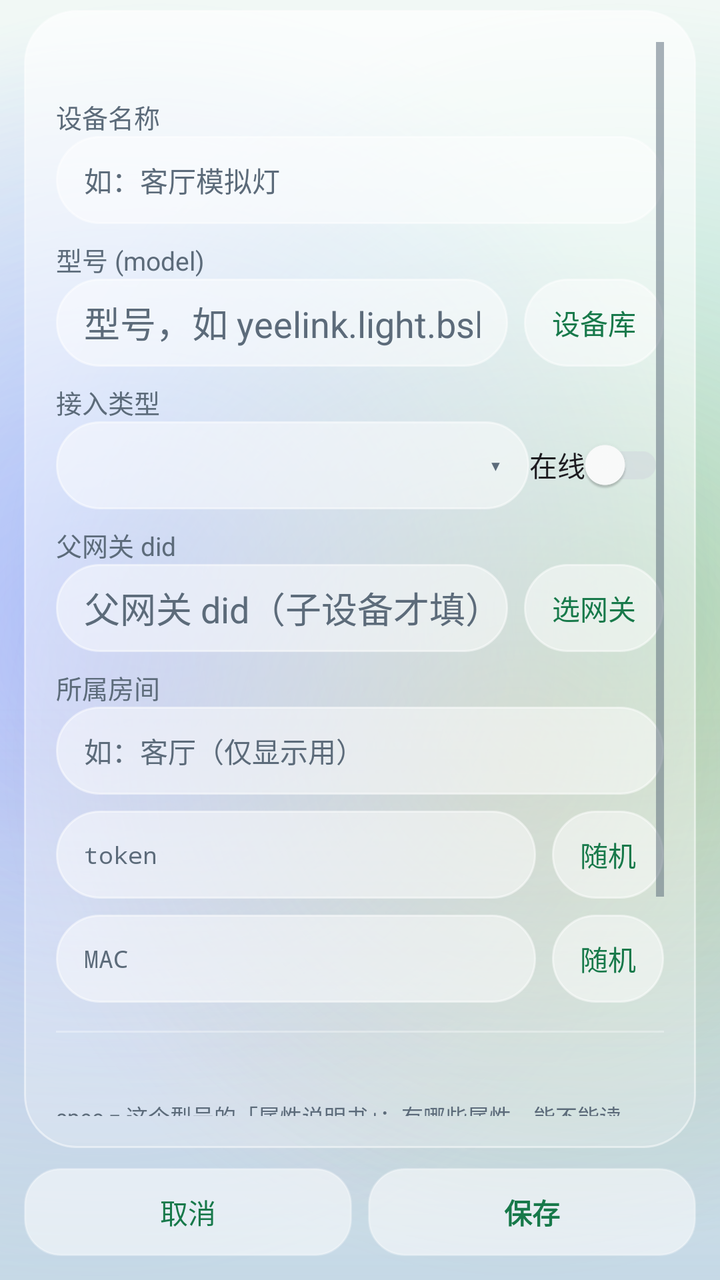
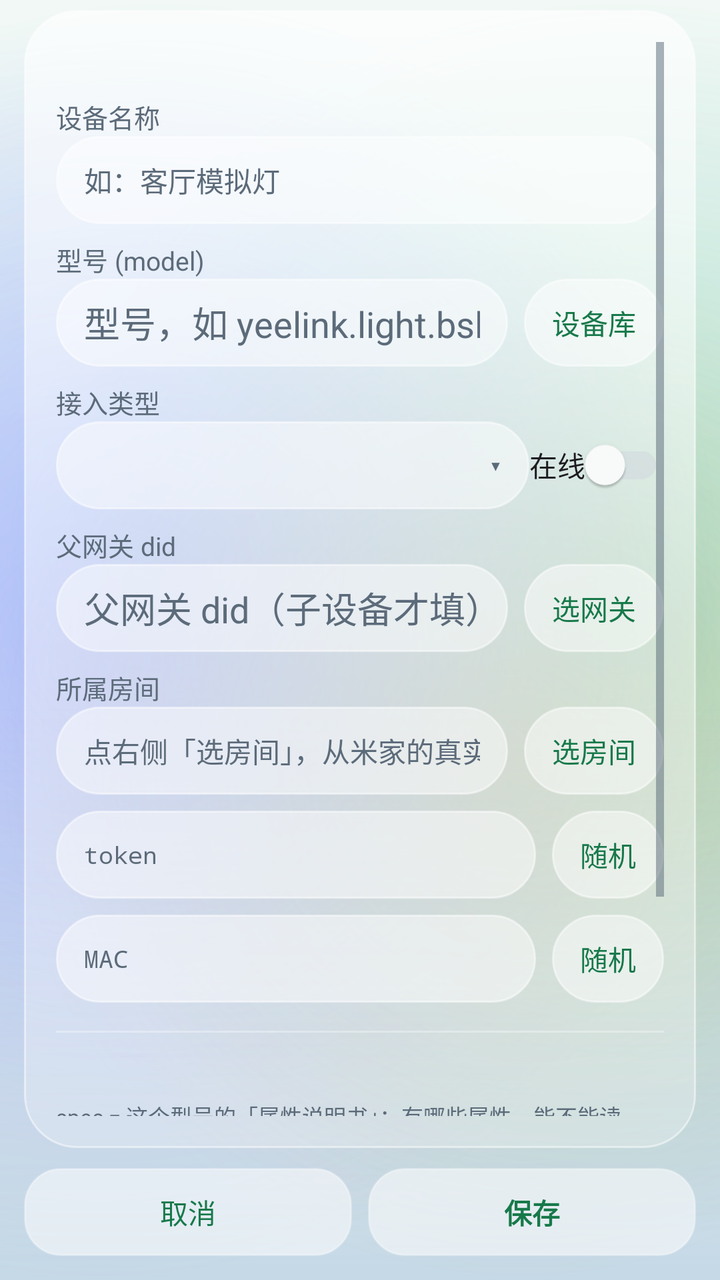

Two renders of the same Android screen: before a commit and after it. Below are the layout's source before the change and the commit's diff.
<!-- AndroidManifest.xml: application theme Theme.MijiaSim -->
<!-- res/layout/activity_device_edit.xml -->
<?xml version="1.0" encoding="utf-8"?>
<LinearLayout xmlns:android="http://schemas.android.com/apk/res/android"
    android:layout_width="match_parent"
    android:layout_height="match_parent"
    android:orientation="vertical">

    
    <LinearLayout
        android:layout_width="match_parent"
        android:layout_height="0dp"
        android:layout_marginStart="12dp"
        android:layout_marginTop="5dp"
        android:layout_marginEnd="12dp"
        android:layout_marginBottom="0dp"
        android:layout_weight="1"
        android:background="@drawable/bg_glass_card_faint"
        android:orientation="vertical"
        android:padding="16dp">

        <ScrollView
            android:layout_width="match_parent"
            android:layout_height="match_parent"
            android:fillViewport="true"
            android:scrollbars="vertical">

            <LinearLayout
                android:layout_width="match_parent"
                android:layout_height="wrap_content"
                android:orientation="vertical">

            <TextView
                android:id="@+id/edit_did"
                android:layout_width="match_parent"
                android:layout_height="wrap_content"
                android:fontFamily="monospace"
                android:textColor="@color/ink_muted"
                android:textSize="13sp" />

            <TextView
                android:layout_width="match_parent"
                android:layout_height="wrap_content"
                android:paddingTop="10dp"
                android:text="@string/label_name"
                android:textColor="@color/ink_muted"
                android:textSize="13sp" />

            <EditText
                android:id="@+id/input_name"
                android:layout_width="match_parent"
                android:layout_height="44dp"
                android:background="@drawable/bg_glass_pill_input"
                android:gravity="center_vertical"
                android:hint="@string/hint_name"
                android:inputType="text"
                android:maxLines="1"
                android:paddingLeft="14dp"
                android:paddingRight="14dp"
                android:textColor="@color/ink"
                android:textColorHint="@color/ink_muted"
                android:textSize="14sp" />

            <TextView
                android:layout_width="match_parent"
                android:layout_height="wrap_content"
                android:paddingTop="8dp"
                android:text="@string/label_model"
                android:textColor="@color/ink_muted"
                android:textSize="13sp" />

            <LinearLayout
                android:layout_width="match_parent"
                android:layout_height="wrap_content"
                android:gravity="center_vertical"
                android:orientation="horizontal">

                <EditText
                    android:id="@+id/input_model"
                    android:layout_width="0dp"
                    android:layout_height="44dp"
                    android:layout_weight="1"
                    android:background="@drawable/bg_glass_pill_input"
                    android:gravity="center_vertical"
                    android:hint="@string/hint_model"
                    android:inputType="text"
                    android:maxLines="1"
                    android:minHeight="44dp"
                    android:paddingLeft="14dp"
                    android:paddingRight="14dp"
                    android:textColor="@color/ink"
                    android:textColorHint="@color/ink_muted" />

                <Button
                    android:id="@+id/btn_pick_model"
                    style="@style/Widget.MijiaSim.Button.Pill"
                    android:layout_width="wrap_content"
                    android:layout_height="44dp"
                    android:textSize="14sp"
                    android:layout_marginStart="8dp"
                    android:text="@string/action_pick_model" />
            </LinearLayout>

            <TextView
                android:layout_width="match_parent"
                android:layout_height="wrap_content"
                android:paddingTop="8dp"
                android:text="@string/label_type"
                android:textColor="@color/ink_muted"
                android:textSize="13sp" />

            <LinearLayout
                android:layout_width="match_parent"
                android:layout_height="wrap_content"
                android:gravity="center_vertical"
                android:orientation="horizontal">

                
                <FrameLayout
                    android:layout_width="0dp"
                    android:layout_height="44dp"
                    android:layout_weight="1"
                    android:background="@drawable/bg_glass_pill_input">

                    <Spinner
                        android:id="@+id/spinner_type"
                        android:layout_width="match_parent"
                        android:layout_height="44dp"
                        android:background="@null"
                        android:paddingStart="16dp"
                        android:paddingEnd="34dp" />

                    <TextView
                        android:layout_width="34dp"
                        android:layout_height="44dp"
                        android:layout_gravity="end"
                        android:gravity="center"
                        android:text="@string/status_arrow_open"
                        android:textColor="@color/ink_muted"
                        android:textSize="14sp" />
                </FrameLayout>

                <androidx.appcompat.widget.SwitchCompat
                    android:id="@+id/switch_online"
                    android:layout_width="wrap_content"
                    android:layout_height="wrap_content"
                    android:text="@string/label_online" />
            </LinearLayout>

            <TextView
                android:id="@+id/label_parent_row"
                android:layout_width="match_parent"
                android:layout_height="wrap_content"
                android:paddingTop="8dp"
                android:text="@string/label_parent_gateway"
                android:textColor="@color/ink_muted"
                android:textSize="13sp" />

            <LinearLayout
                android:id="@+id/parent_row"
                android:layout_width="match_parent"
                android:layout_height="wrap_content"
                android:gravity="center_vertical"
                android:orientation="horizontal">

                <EditText
                    android:id="@+id/input_parent_did"
                    android:layout_width="0dp"
                    android:layout_height="44dp"
                    android:layout_weight="1"
                    android:background="@drawable/bg_glass_pill_input"
                    android:gravity="center_vertical"
                    android:hint="@string/hint_parent_did"
                    android:inputType="number"
                    android:maxLines="1"
                    android:minHeight="44dp"
                    android:paddingLeft="14dp"
                    android:paddingRight="14dp"
                    android:textColor="@color/ink"
                    android:textColorHint="@color/ink_muted" />

                <Button
                    android:id="@+id/btn_pick_parent"
                    style="@style/Widget.MijiaSim.Button.Pill"
                    android:layout_width="wrap_content"
                    android:layout_height="44dp"
                    android:textSize="14sp"
                    android:layout_marginStart="8dp"
                    android:text="@string/action_pick_gateway" />
            </LinearLayout>

            <TextView
                android:layout_width="match_parent"
                android:layout_height="wrap_content"
                android:paddingTop="8dp"
                android:text="@string/label_room"
                android:textColor="@color/ink_muted"
                android:textSize="13sp" />

            <EditText
                android:id="@+id/input_room"
                android:layout_width="match_parent"
                android:layout_height="44dp"
                android:background="@drawable/bg_glass_pill_input"
                android:gravity="center_vertical"
                android:hint="@string/hint_room"
                android:inputType="text"
                android:maxLines="1"
                android:paddingLeft="14dp"
                android:paddingRight="14dp"
                android:textColor="@color/ink"
                android:textColorHint="@color/ink_muted"
                android:textSize="14sp" />

            <LinearLayout
                android:layout_width="match_parent"
                android:layout_height="wrap_content"
                android:gravity="center_vertical"
                android:orientation="horizontal"
                android:paddingTop="8dp">

                <EditText
                    android:id="@+id/input_token"
                    android:layout_width="0dp"
                    android:layout_height="44dp"
                    android:layout_weight="1"
                    android:background="@drawable/bg_glass_pill_input"
                    android:gravity="center_vertical"
                    android:fontFamily="monospace"
                    android:hint="@string/label_token"
                    android:inputType="textCapCharacters"
                    android:maxLines="1"
                    android:minHeight="44dp"
                    android:paddingLeft="14dp"
                    android:paddingRight="14dp"
                    android:textColor="@color/ink"
                    android:textColorHint="@color/ink_muted"
                    android:textSize="12sp" />

                <Button
                    android:id="@+id/btn_token"
                    style="@style/Widget.MijiaSim.Button.Pill"
                    android:layout_width="wrap_content"
                    android:layout_height="44dp"
                    android:textSize="14sp"
                    android:layout_marginStart="8dp"
                    android:text="@string/action_random" />
            </LinearLayout>

            <LinearLayout
                android:layout_width="match_parent"
                android:layout_height="wrap_content"
                android:gravity="center_vertical"
                android:orientation="horizontal"
                android:paddingTop="8dp">

                <EditText
                    android:id="@+id/input_mac"
                    android:layout_width="0dp"
                    android:layout_height="44dp"
                    android:layout_weight="1"
                    android:background="@drawable/bg_glass_pill_input"
                    android:gravity="center_vertical"
                    android:fontFamily="monospace"
                    android:hint="@string/label_mac"
                    android:inputType="textCapCharacters"
                    android:maxLines="1"
                    android:minHeight="44dp"
                    android:paddingLeft="14dp"
                    android:paddingRight="14dp"
                    android:textColor="@color/ink"
                    android:textColorHint="@color/ink_muted"
                    android:textSize="12sp" />

                <Button
                    android:id="@+id/btn_mac"
                    style="@style/Widget.MijiaSim.Button.Pill"
                    android:layout_width="wrap_content"
                    android:layout_height="44dp"
                    android:textSize="14sp"
                    android:layout_marginStart="8dp"
                    android:text="@string/action_random" />
            </LinearLayout>

            <View
                android:layout_width="match_parent"
                android:layout_height="1dp"
                android:layout_marginTop="14dp"
                android:layout_marginBottom="14dp"
                android:background="@color/glass_stroke_soft" />

            <TextView
                android:id="@+id/spec_summary"
                android:layout_width="match_parent"
                android:layout_height="wrap_content"
                android:textColor="@color/ink"
                android:textSize="13sp" />

            
            <TextView
                android:layout_width="match_parent"
                android:layout_height="wrap_content"
                android:paddingTop="2dp"
                android:text="@string/hint_spec_what"
                android:textColor="@color/ink_muted"
                android:textSize="11sp" />

            <LinearLayout
                android:layout_width="match_parent"
                android:layout_height="wrap_content"
                android:layout_marginTop="4dp"
                android:gravity="center_vertical"
                android:orientation="horizontal">

                <Button
                    android:id="@+id/btn_fetch_spec"
                    style="@style/Widget.MijiaSim.Button.Pill"
                    android:layout_width="wrap_content"
                    android:layout_height="44dp"
                    android:textSize="14sp"
                    android:text="@string/action_fetch_spec_online" />

                <Button
                    android:id="@+id/btn_reset_state"
                    style="@style/Widget.MijiaSim.Button.Pill"
                    android:layout_width="wrap_content"
                    android:layout_height="44dp"
                    android:textSize="14sp"
                    android:layout_marginStart="8dp"
                    android:text="@string/action_reset_state" />
            </LinearLayout>

            <TextView
                android:layout_width="match_parent"
                android:layout_height="wrap_content"
                android:paddingTop="12dp"
                android:text="@string/label_props"
                android:textColor="@color/ink"
                android:textSize="15sp"
                android:textStyle="bold" />

            <LinearLayout
                android:id="@+id/prop_container"
                android:layout_width="match_parent"
                android:layout_height="wrap_content"
                android:orientation="vertical" />

            </LinearLayout>
        </ScrollView>
    </LinearLayout>

    
    <LinearLayout
        android:id="@+id/bottom_action_bar"
        android:layout_width="match_parent"
        android:layout_height="wrap_content"
        android:gravity="center_vertical"
        android:orientation="horizontal"
        android:paddingStart="12dp"
        android:paddingTop="10dp"
        android:paddingEnd="12dp"
        android:paddingBottom="12dp">

        
        <Button
            android:id="@+id/btn_cancel"
            style="@style/Widget.MijiaSim.Button.Pill"
            android:layout_width="0dp"
            android:layout_height="44dp"
            android:layout_weight="1"
            android:background="@drawable/bg_glass_input_button"
            android:text="@string/action_cancel"
            android:textSize="14sp" />

        <Button
            android:id="@+id/btn_save"
            style="@style/Widget.MijiaSim.Button.Primary"
            android:layout_width="0dp"
            android:layout_height="44dp"
            android:layout_marginStart="8dp"
            android:layout_weight="1"
            android:background="@drawable/bg_glass_input_button"
            android:text="@string/action_save"
            android:textSize="14sp" />
    </LinearLayout>
</LinearLayout>
<!-- resources referenced by this layout -->
<resources>
  <color name="glass_stroke_soft">#4DFFFFFF</color>
  <color name="ink">#FF1B1F24</color>
  <color name="ink_muted">#FF5C6B7A</color>
  <string name="action_cancel">取消</string>
  <string name="action_fetch_spec_online">在线取 spec</string>
  <string name="action_pick_gateway">选网关</string>
  <string name="action_pick_model">设备库</string>
  <string name="action_random">随机</string>
  <string name="action_reset_state">重置实时状态</string>
  <string name="action_save">保存</string>
  <string name="hint_model">型号，如 yeelink.light.bslamp2</string>
  <string name="hint_name">如：客厅模拟灯</string>
  <string name="hint_parent_did">父网关 did（子设备才填）</string>
  <string name="hint_room">如：客厅（仅显示用）</string>
  <string name="hint_spec_what">spec = 这个型号的「属性说明书」：有哪些属性、能不能读写、取值范围、每个枚举值什么意思。
          面板和下面的属性初值都照它来；属性名显示成「中文(英文)」，官方没给中文的才只留英文。</string>
  <string name="label_mac">MAC</string>
  <string name="label_model">型号 (model)</string>
  <string name="label_name">设备名称</string>
  <string name="label_online">在线</string>
  <string name="label_parent_gateway">父网关 did</string>
  <string name="label_props">属性初值</string>
  <string name="label_room">所属房间</string>
  <string name="label_token">token</string>
  <string name="label_type">接入类型</string>
  <string name="status_arrow_open">▾</string>
  <style name="Widget.MijiaSim.Button.Primary" parent="Widget.MijiaSim.Button.Pill">
          <item name="android:textStyle">bold</item>
      </style>
  <color name="glass_card_faint_bottom">#3DFFFFFF</color>
  <color name="glass_card_faint_top">#A6FFFFFF</color>
  <color name="glass_stroke">#80FFFFFF</color>
  <color name="pill_pressed">#B3FFFFFF</color>
  <color name="pill_disabled">#40FFFFFF</color>
  <color name="glass_input_fill">#8CFFFFFF</color>
  <color name="pill_fill">#80FFFFFF</color>
  <color name="accent">#FF2bb673</color>
  <color name="accent_deep">#FF17794A</color>
  <color name="liquid_sky">#FFD8E7F2</color>
  <style name="ThemeOverlay.MijiaSim.ActionBar" parent="ThemeOverlay.AppCompat.Light">
          <item name="colorControlNormal">@color/ink</item>
          <item name="android:textColorPrimary">@color/ink</item>
      </style>
  <style name="Widget.MijiaSim.PopupMenu.Overflow" parent="Widget.AppCompat.PopupMenu.Overflow">
          <item name="android:popupBackground">@drawable/bg_glass_popup</item>
          <item name="android:popupElevation">10dp</item>
          <item name="overlapAnchor">false</item>
          <item name="android:dropDownVerticalOffset">6dp</item>
      </style>
  <style name="Widget.MijiaSim.PopupMenu" parent="Widget.AppCompat.PopupMenu">
          <item name="android:popupBackground">@drawable/bg_glass_popup</item>
          <item name="android:popupElevation">10dp</item>
      </style>
  <style name="TextAppearance.MijiaSim.PopupMenuItem" parent="TextAppearance.AppCompat.Widget.PopupMenu.Large">
          <item name="android:textColor">@color/ink</item>
          <item name="android:textSize">14sp</item>
      </style>
  <style name="Widget.MijiaSim.Switch" parent="Widget.AppCompat.CompoundButton.Switch">
          <item name="trackTint">@color/switch_track</item>
          <item name="thumbTint">@color/switch_thumb</item>
      </style>
  <style name="TextAppearance.MijiaSim.ActionBar.Title" parent="TextAppearance.AppCompat.Widget.ActionBar.Title">
          <item name="android:textColor">@color/ink</item>
          <item name="android:textSize">20sp</item>
          <item name="android:textStyle">bold</item>
          <item name="android:letterSpacing">0.01</item>
      </style>
  <style name="TextAppearance.MijiaSim.ActionBar.Subtitle" parent="TextAppearance.AppCompat.Widget.ActionBar.Subtitle">
          <item name="android:textColor">@color/ink_muted</item>
      </style>
  <color name="dialog_fill">#F7FFFFFF</color>
  <color name="popup_bottom">#FFF6FAFF</color>
  <color name="popup_top">#FFFFFFFF</color>
  <color name="glass_divider">#14000000</color>
  <!-- unchanged entries left out for length: 11 -->
</resources>

<!-- the commit's change to res/layout/activity_device_edit.xml (unified diff, before → after) -->
@@ -195,20 +195,38 @@
                 android:textColor="@color/ink_muted"
                 android:textSize="13sp" />
 
-            <EditText
-                android:id="@+id/input_room"
-                android:layout_width="match_parent"
-                android:layout_height="44dp"
-                android:background="@drawable/bg_glass_pill_input"
-                android:gravity="center_vertical"
-                android:hint="@string/hint_room"
-                android:inputType="text"
-                android:maxLines="1"
-                android:paddingLeft="14dp"
-                android:paddingRight="14dp"
-                android:textColor="@color/ink"
-                android:textColorHint="@color/ink_muted"
-                android:textSize="14sp" />
+            <LinearLayout
+                android:layout_width="match_parent"
+                android:layout_height="wrap_content"
+                android:gravity="center_vertical"
+                android:orientation="horizontal">
+
+                <EditText
+                    android:id="@+id/input_room"
+                    android:layout_width="0dp"
+                    android:layout_height="44dp"
+                    android:layout_weight="1"
+                    android:background="@drawable/bg_glass_pill_input"
+                    android:gravity="center_vertical"
+                    android:hint="@string/hint_room"
+                    android:inputType="text"
+                    android:maxLines="1"
+                    android:minHeight="44dp"
+                    android:paddingLeft="14dp"
+                    android:paddingRight="14dp"
+                    android:textColor="@color/ink"
+                    android:textColorHint="@color/ink_muted"
+                    android:textSize="14sp" />
+
+                <Button
+                    android:id="@+id/btn_pick_room"
+                    style="@style/Widget.MijiaSim.Button.Pill"
+                    android:layout_width="wrap_content"
+                    android:layout_height="44dp"
+                    android:layout_marginStart="8dp"
+                    android:text="@string/action_pick_room"
+                    android:textSize="14sp" />
+            </LinearLayout>
 
             <LinearLayout
                 android:layout_width="match_parent"
<!-- resource entries referenced after the edit -->
@@ -7,13 +7,14 @@
   <string name="action_fetch_spec_online">在线取 spec</string>
   <string name="action_pick_gateway">选网关</string>
   <string name="action_pick_model">设备库</string>
+  <string name="action_pick_room">选房间</string>
   <string name="action_random">随机</string>
   <string name="action_reset_state">重置实时状态</string>
   <string name="action_save">保存</string>
   <string name="hint_model">型号，如 yeelink.light.bslamp2</string>
   <string name="hint_name">如：客厅模拟灯</string>
   <string name="hint_parent_did">父网关 did（子设备才填）</string>
-  <string name="hint_room">如：客厅（仅显示用）</string>
+  <string name="hint_room">点右侧「选房间」，从米家的真实房间列表里选</string>
   <string name="hint_spec_what">spec = 这个型号的「属性说明书」：有哪些属性、能不能读写、取值范围、每个枚举值什么意思。
           面板和下面的属性初值都照它来；属性名显示成「中文(英文)」，官方没给中文的才只留英文。</string>
   <string name="label_mac">MAC</string>
